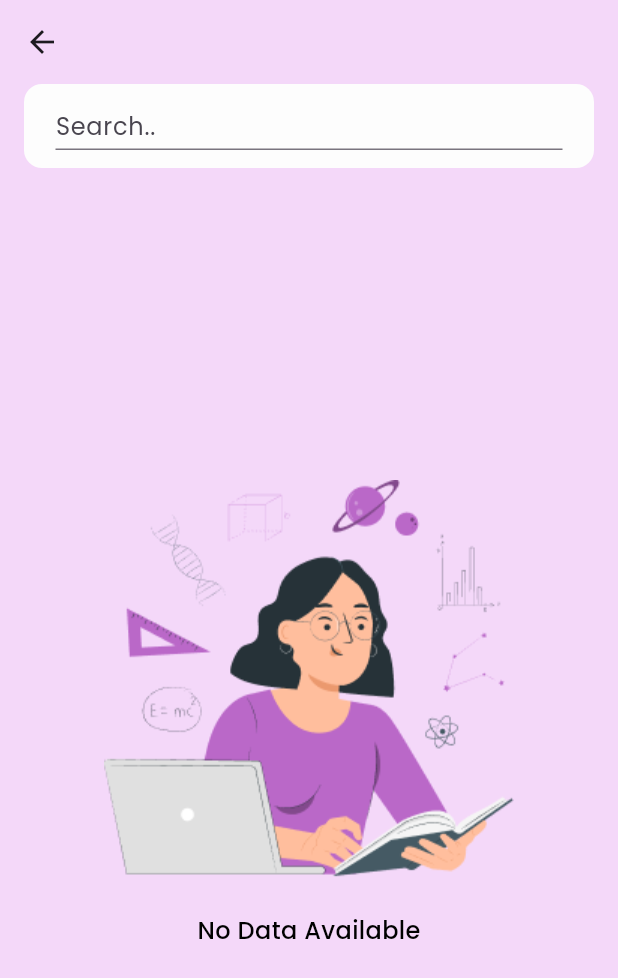
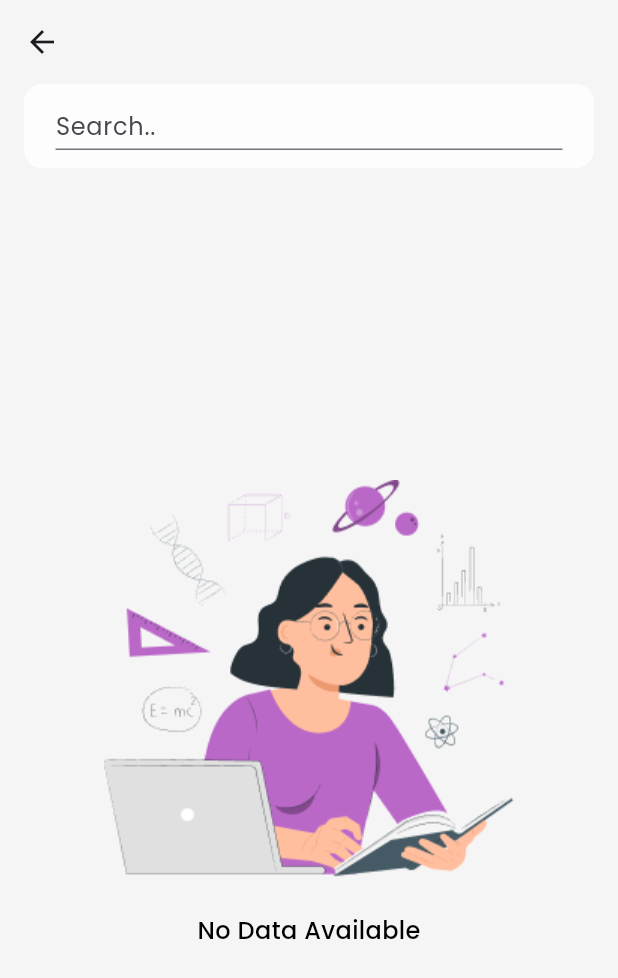
Before and after one commit to salma234-del/task_management_app, a Flutter app: the screen it shows after launch, after a tap on the "search" icon, on a phone screen of 412 x 824 dp. Shown: the top 978 px of the screen. Run offline on Flutter 3.47's test engine with Material 3 defaults, Android fonts, the phone set to English and light mode, and no system bars; our stand-ins replace dartz, equatable, flutter_bloc, flutter_slidable, flutter_spinkit, get_it and 4 more; accounts and stored records are empty.

Commit message:
Implemented theme

```diff
--- a/lib/Core/di/service_locator.dart
+++ b/lib/Core/di/service_locator.dart
@@ -23,6 +23,10 @@ Future<void> setupServiceLocator() async {
     () => HiveStorageService<TaskModel>(AppConstants.tasksBox),
   );
 
+  sl.registerLazySingleton<LocalStorageService<String>>(
+    () => HiveStorageService<String>(AppConstants.appSettingsBox),
+  );
+
   // 3. Data Source
   sl.registerLazySingleton<TasksLocalDataSource>(() => TasksLocalDatasourceImpl(sl()));
 
--- /dev/null
+++ b/lib/Core/enums/theme_pref.dart
@@ -0,0 +1,23 @@
+import 'package:flutter/material.dart';
+
+enum ThemePref { light, dark }
+
+extension ThemePrefExtension on ThemePref {
+  String get name => toString().split('.').last;
+
+  static ThemePref fromString(String? value) {
+    return ThemePref.values.firstWhere(
+      (e) => e.name == value,
+      orElse: () => ThemePref.light,
+    );
+  }
+
+  ThemeMode get themeMode {
+    switch (this) {
+      case ThemePref.dark:
+        return ThemeMode.dark;
+      case ThemePref.light:
+        return ThemeMode.light;
+    }
+  }
+}
--- a/lib/Core/global/theme/app_theme/app_dark_theme.dart
+++ b/lib/Core/global/theme/app_theme/app_dark_theme.dart
@@ -29,6 +29,7 @@ class AppDarkTheme {
         ),
       ),
       floatingActionButtonTheme: FloatingActionButtonThemeData(
+        elevation: 0,
         backgroundColor: colors.primary,
         foregroundColor: colors.light,
         iconSize: 25,
--- a/lib/Core/global/theme/app_theme/app_light_theme.dart
+++ b/lib/Core/global/theme/app_theme/app_light_theme.dart
@@ -29,6 +29,7 @@ class AppLightTheme {
         ),
       ),
       floatingActionButtonTheme: FloatingActionButtonThemeData(
+        elevation: 0,
         backgroundColor: colors.background,
         iconSize: 25,
         shape: CircleBorder(),
--- /dev/null
+++ b/lib/Core/global/theme/theme_cubit/theme_cubit.dart
@@ -0,0 +1,31 @@
+import 'package:flutter/material.dart';
+import 'package:flutter_bloc/flutter_bloc.dart';
+import 'package:task_management_app/Core/enums/theme_pref.dart';
+import 'package:task_management_app/Core/global/theme/theme_cubit/theme_state.dart';
+import 'package:task_management_app/Core/services/local_storage_service.dart';
+import 'package:task_management_app/Core/utils/app_constants.dart';
+
+class ThemeCubit extends Cubit<ThemeState> {
+  static const String _themeKey = AppConstants.themeKey;
+  final LocalStorageService<String> _storageService;
+
+  ThemeCubit(this._storageService) : super(const ThemeState(themeMode: ThemeMode.light));
+
+  Future<void> loadTheme() async {
+    final stored = await _storageService.get(_themeKey);
+    final pref = ThemePrefExtension.fromString(stored);
+    emit(ThemeState(themeMode: pref.themeMode));
+  }
+
+  Future<void> toggleTheme() async {
+    final newPref = state.themeMode == ThemeMode.light ? ThemePref.dark : ThemePref.light;
+
+    await _storageService.save(_themeKey, newPref.name);
+    emit(ThemeState(themeMode: newPref.themeMode));
+  }
+
+  Future<void> setTheme(ThemePref pref) async {
+    await _storageService.save(_themeKey, pref.name);
+    emit(ThemeState(themeMode: pref.themeMode));
+  }
+}
--- /dev/null
+++ b/lib/Core/global/theme/theme_cubit/theme_state.dart
@@ -0,0 +1,11 @@
+import 'package:flutter/material.dart';
+import 'package:equatable/equatable.dart';
+
+class ThemeState extends Equatable {
+  final ThemeMode themeMode;
+
+  const ThemeState({required this.themeMode});
+
+  @override
+  List<Object?> get props => [themeMode];
+}
--- a/lib/Core/utils/app_constants.dart
+++ b/lib/Core/utils/app_constants.dart
@@ -1,4 +1,6 @@
 abstract class AppConstants {
   static const String appFontFamily = 'Poppins';
   static const String tasksBox = 'tasksBox';
+  static const String appSettingsBox = 'appSettings';
+  static const String themeKey = 'themeMode';
 }
--- a/lib/Features/splash/presentation/views/splash_view.dart
+++ b/lib/Features/splash/presentation/views/splash_view.dart
@@ -1,5 +1,6 @@
 import 'package:flutter/material.dart';
 import 'package:go_router/go_router.dart';
+import 'package:task_management_app/Core/global/theme/app_theme/app_colors.dart';
 import 'package:task_management_app/Core/utils/app_router.dart';
 import 'package:task_management_app/Core/utils/assets.dart';
 
@@ -26,6 +27,7 @@ class _SplashViewState extends State<SplashView> {
   @override
   Widget build(BuildContext context) {
     return Scaffold(
+      backgroundColor: AppColors.of(context).background,
       body: Center(
         child: Image.asset(Assets.imagesSplashLogo),
       ),
--- a/lib/Features/tasks/presentation/views/search_tasks/views/search_tasks_view.dart
+++ b/lib/Features/tasks/presentation/views/search_tasks/views/search_tasks_view.dart
@@ -14,8 +14,8 @@ class SearchTasksView extends StatelessWidget {
       create: (context) => SearchTasksCubit(sl()),
       child: SafeArea(
         child: Scaffold(
-          backgroundColor: AppColors.of(context).pinkBg,
-          appBar: AppBar(backgroundColor: AppColors.of(context).pinkBg),
+          backgroundColor: AppColors.of(context).background,
+          appBar: AppBar(backgroundColor: AppColors.of(context).background),
           body: SearchTasksViewBody(),
         ),
       ),
--- a/lib/Features/tasks/presentation/views/tasks_list/tasks_list_view.dart
+++ b/lib/Features/tasks/presentation/views/tasks_list/tasks_list_view.dart
@@ -2,7 +2,9 @@ import 'package:flutter/material.dart';
 import 'package:flutter_bloc/flutter_bloc.dart';
 import 'package:go_router/go_router.dart';
 import 'package:task_management_app/Core/di/service_locator.dart';
+import 'package:task_management_app/Core/global/theme/app_theme/app_colors.dart';
 import 'package:task_management_app/Core/global/theme/app_theme/app_text_styles.dart';
+import 'package:task_management_app/Core/global/theme/theme_cubit/theme_cubit.dart';
 import 'package:task_management_app/Core/utils/app_router.dart';
 import 'package:task_management_app/Core/utils/app_strings.dart';
 import 'package:task_management_app/Features/tasks/presentation/cubits/delete_task_cubit/delete_task_cubit.dart';
@@ -21,6 +23,7 @@ class TasksListView extends StatelessWidget {
       ],
       child: SafeArea(
         child: Scaffold(
+          backgroundColor: AppColors.of(context).background,
           appBar: AppBar(
             title: Text(
               AppStrings.appName,
@@ -31,12 +34,17 @@ class TasksListView extends StatelessWidget {
                 icon: const Icon(Icons.search),
                 onPressed: () => GoRouter.of(context).push(AppRouter.searchTasks),
               ),
+              IconButton(
+                icon: const Icon(Icons.light_mode),
+                onPressed: () => context.read<ThemeCubit>().toggleTheme(),
+              ),
             ],
           ),
           body: TasksListViewBody(),
           floatingActionButton: FloatingActionButton(
+            backgroundColor: AppColors.of(context).primary,
             onPressed: () => GoRouter.of(context).push(AppRouter.addTask),
-            child: const Icon(Icons.add),
+            child: Icon(Icons.add),
           ),
         ),
       ),
--- a/lib/main.dart
+++ b/lib/main.dart
@@ -2,7 +2,10 @@ import 'package:flutter/material.dart';
 import 'package:flutter_bloc/flutter_bloc.dart';
 import 'package:task_management_app/Core/di/service_locator.dart';
 import 'package:task_management_app/Core/enums/task_category.dart';
+import 'package:task_management_app/Core/global/theme/app_theme/app_dark_theme.dart';
 import 'package:task_management_app/Core/global/theme/app_theme/app_light_theme.dart';
+import 'package:task_management_app/Core/global/theme/theme_cubit/theme_cubit.dart';
+import 'package:task_management_app/Core/global/theme/theme_cubit/theme_state.dart';
 import 'package:task_management_app/Core/utils/helper_functions/init_main.dart';
 import 'package:task_management_app/Core/utils/app_router.dart';
 import 'package:task_management_app/Features/tasks/presentation/cubits/get_tasks_by_category_cubit/get_tasks_by_category_cubit.dart';
@@ -22,12 +25,21 @@ class MyApp extends StatelessWidget {
       providers: [
         BlocProvider(
           create: (context) => GetTasksByCategoryCubit(sl())..getTasksByCategory(TaskCategory.all),
-        )
+        ),
+        BlocProvider(
+          create: (context) => ThemeCubit(sl())..loadTheme(),
+        ),
       ],
-      child: MaterialApp.router(
-        debugShowCheckedModeBanner: false,
-        theme: AppLightTheme.getTheme(context),
-        routerConfig: AppRouter.router,
+      child: BlocBuilder<ThemeCubit, ThemeState>(
+        builder: (context, state) {
+          return MaterialApp.router(
+            debugShowCheckedModeBanner: false,
+            routerConfig: AppRouter.router,
+            themeMode: state.themeMode,
+            theme: AppLightTheme.getTheme(context),
+            darkTheme: AppDarkTheme.getTheme(context),
+          );
+        },
       ),
     );
   }
```
